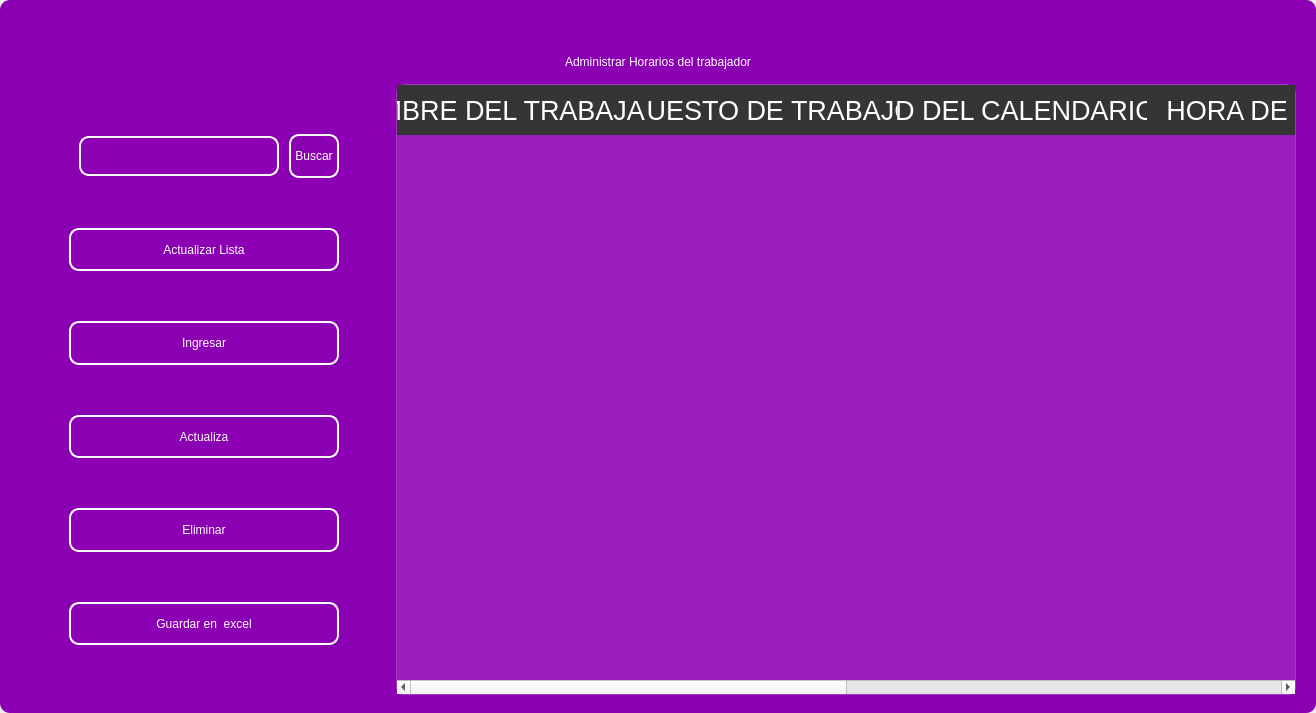
First picture: the form in design/standar/maincalendar4.ui, repository codemiguel-dev/ERP-EmprendeSoft-Desktop, before the edit.
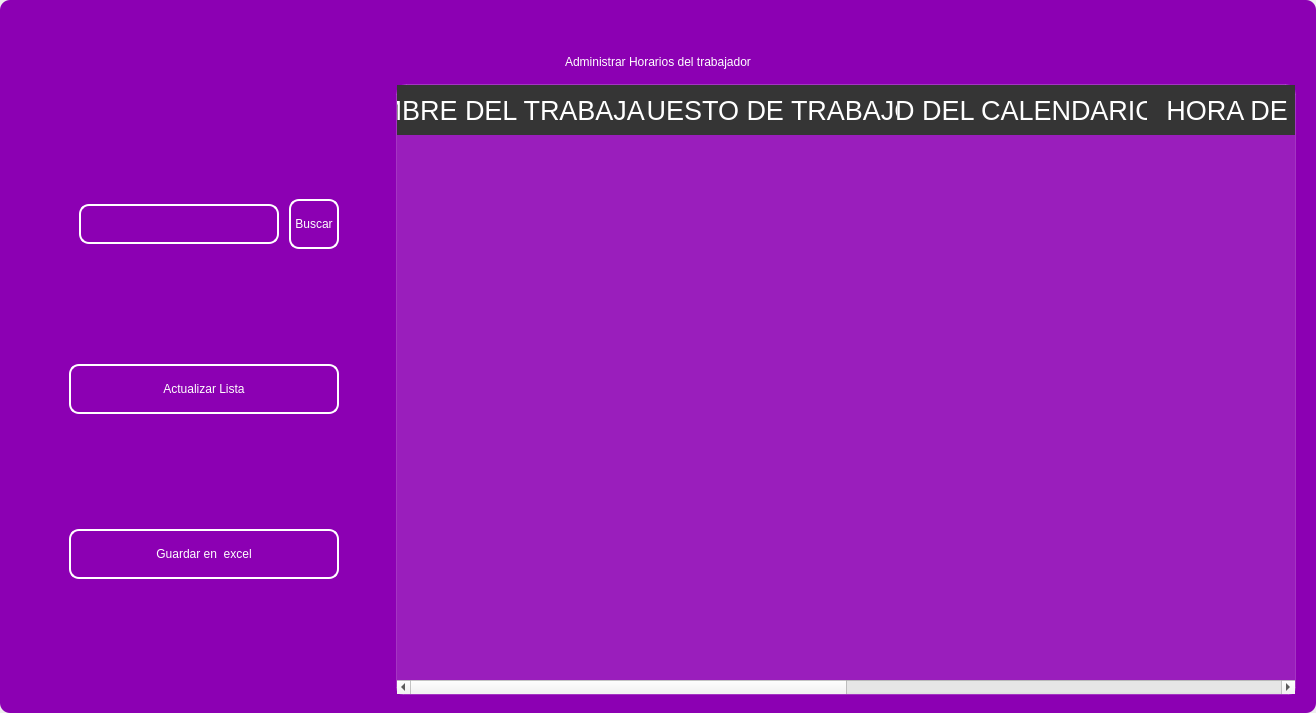
Second picture: the form after the edit. Icons and pictures are not drawn.

Diff of the .ui file:
```diff
--- a/design/standar/maincalendar4.ui
+++ b/design/standar/maincalendar4.ui
@@ -552,138 +552,6 @@
               </property>
              </widget>
             </item>
-            <item>
-             <widget class="QPushButton" name="btn_add">
-              <property name="minimumSize">
-               <size>
-                <width>0</width>
-                <height>40</height>
-               </size>
-              </property>
-              <property name="maximumSize">
-               <size>
-                <width>300</width>
-                <height>50</height>
-               </size>
-              </property>
-              <property name="cursor">
-               <cursorShape>PointingHandCursor</cursorShape>
-              </property>
-              <property name="styleSheet">
-               <string notr="true">QPushButton{
-border-radius:10px; 
-font: 12pt &quot;Arial&quot;;
-color: rgb(255, 255, 254);
-border: 2px solid #ffffff;
-}
-
-QPushButton:hover{
-border-radius:10px; 
-font: 12pt &quot;Arial&quot;;
-color: rgb(255, 255, 255);
-border: 2px solid rgb(120, 0, 171);
-	background-color: rgb(120, 0, 171);
-}</string>
-              </property>
-              <property name="text">
-               <string>Ingresar</string>
-              </property>
-              <property name="iconSize">
-               <size>
-                <width>35</width>
-                <height>35</height>
-               </size>
-              </property>
-             </widget>
-            </item>
-            <item>
-             <widget class="QPushButton" name="btn_update">
-              <property name="minimumSize">
-               <size>
-                <width>0</width>
-                <height>40</height>
-               </size>
-              </property>
-              <property name="maximumSize">
-               <size>
-                <width>300</width>
-                <height>50</height>
-               </size>
-              </property>
-              <property name="cursor">
-               <cursorShape>PointingHandCursor</cursorShape>
-              </property>
-              <property name="styleSheet">
-               <string notr="true">QPushButton{
-border-radius:10px; 
-font: 12pt &quot;Arial&quot;;
-color: rgb(255, 255, 254);
-border: 2px solid #ffffff;
-}
-
-QPushButton:hover{
-border-radius:10px; 
-font: 12pt &quot;Arial&quot;;
-color: rgb(255, 255, 255);
-border: 2px solid rgb(120, 0, 171);
-	background-color: rgb(120, 0, 171);
-}</string>
-              </property>
-              <property name="text">
-               <string>Actualiza</string>
-              </property>
-              <property name="iconSize">
-               <size>
-                <width>35</width>
-                <height>35</height>
-               </size>
-              </property>
-             </widget>
-            </item>
-            <item>
-             <widget class="QPushButton" name="btn_delete">
-              <property name="minimumSize">
-               <size>
-                <width>0</width>
-                <height>40</height>
-               </size>
-              </property>
-              <property name="maximumSize">
-               <size>
-                <width>300</width>
-                <height>50</height>
-               </size>
-              </property>
-              <property name="cursor">
-               <cursorShape>PointingHandCursor</cursorShape>
-              </property>
-              <property name="styleSheet">
-               <string notr="true">QPushButton{
-border-radius:10px; 
-font: 12pt &quot;Arial&quot;;
-color: rgb(255, 255, 254);
-border: 2px solid #ffffff;
-}
-
-QPushButton:hover{
-border-radius:10px; 
-font: 12pt &quot;Arial&quot;;
-color: rgb(255, 255, 255);
-border: 2px solid rgb(120, 0, 171);
-	background-color: rgb(120, 0, 171);
-}</string>
-              </property>
-              <property name="text">
-               <string>Eliminar</string>
-              </property>
-              <property name="iconSize">
-               <size>
-                <width>35</width>
-                <height>35</height>
-               </size>
-              </property>
-             </widget>
-            </item>
             <item>
              <widget class="QPushButton" name="btn_excel">
               <property name="minimumSize">
```
